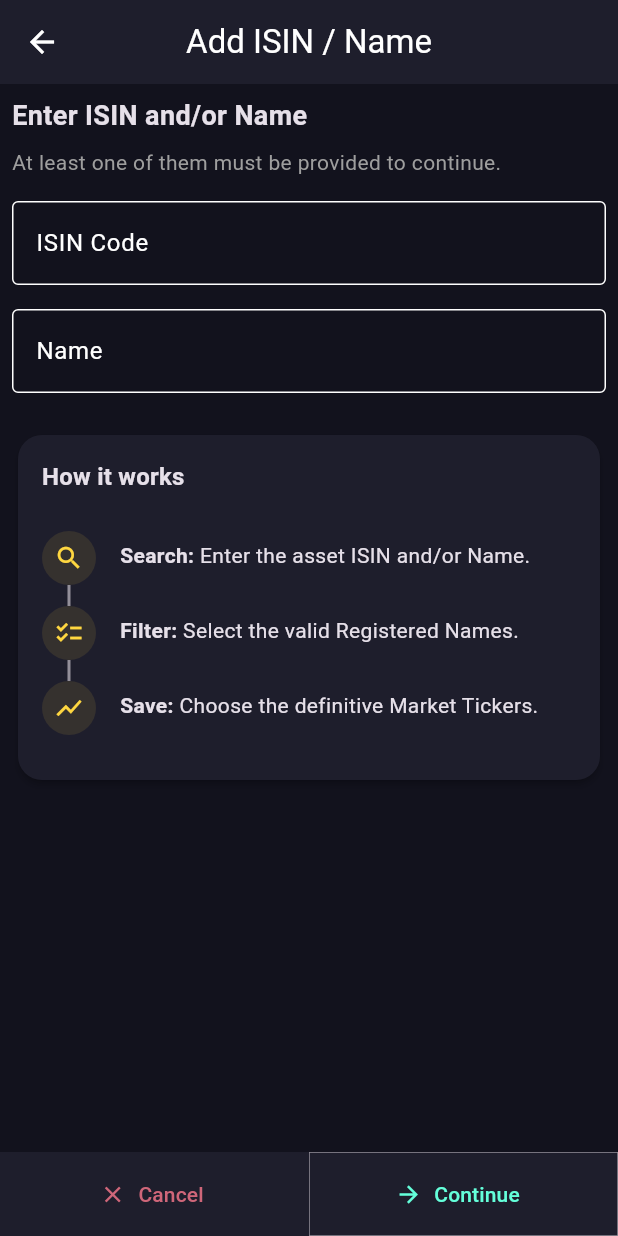
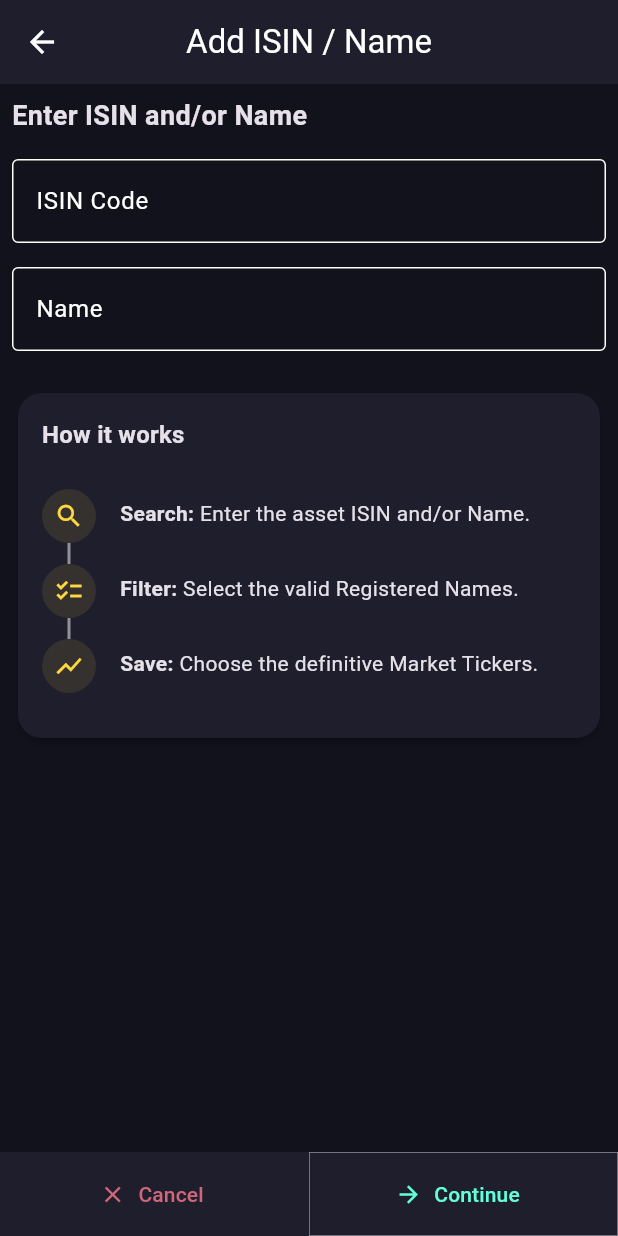
Before and after one commit to garrese/pocket-isins, a Flutter app: the IsinStepScreen screen opened directly, on a phone screen of 412 x 824 dp. Run offline on Flutter 3.47's test engine with Material 3 defaults, Android fonts, the phone set to English and light mode, and no system bars; our stand-ins replace dio, drift, file_picker, fl_chart, flutter_markdown_plus, flutter_riverpod and 7 more; missing offline and left inert: sqlite3; accounts and stored records are empty; generated files the repository leaves out were written again.

Commit message:
"At least one of them must be provided" label removed

```diff
--- a/lib/features/portfolio/presentation/screens/isin_step_screen.dart
+++ b/lib/features/portfolio/presentation/screens/isin_step_screen.dart
@@ -173,7 +173,10 @@ class _IsinStepScreenState extends State<IsinStepScreen> {
               Container(
                 padding: const EdgeInsets.all(8),
                 decoration: BoxDecoration(
-                  color: Theme.of(context).colorScheme.secondary.withValues(alpha: 0.1),
+                  color: Theme.of(context)
+                      .colorScheme
+                      .secondary
+                      .withValues(alpha: 0.1),
                   shape: BoxShape.circle,
                 ),
                 child: Icon(
@@ -239,11 +242,6 @@ class _IsinStepScreenState extends State<IsinStepScreen> {
                           fontWeight: FontWeight.bold,
                         ),
                       ),
-                      const SizedBox(height: 8),
-                      const Text(
-                        'At least one of them must be provided to continue.',
-                        style: TextStyle(color: Colors.grey),
-                      ),
                       const SizedBox(height: 16),
                       TextFormField(
                         controller: _isinController,
```
